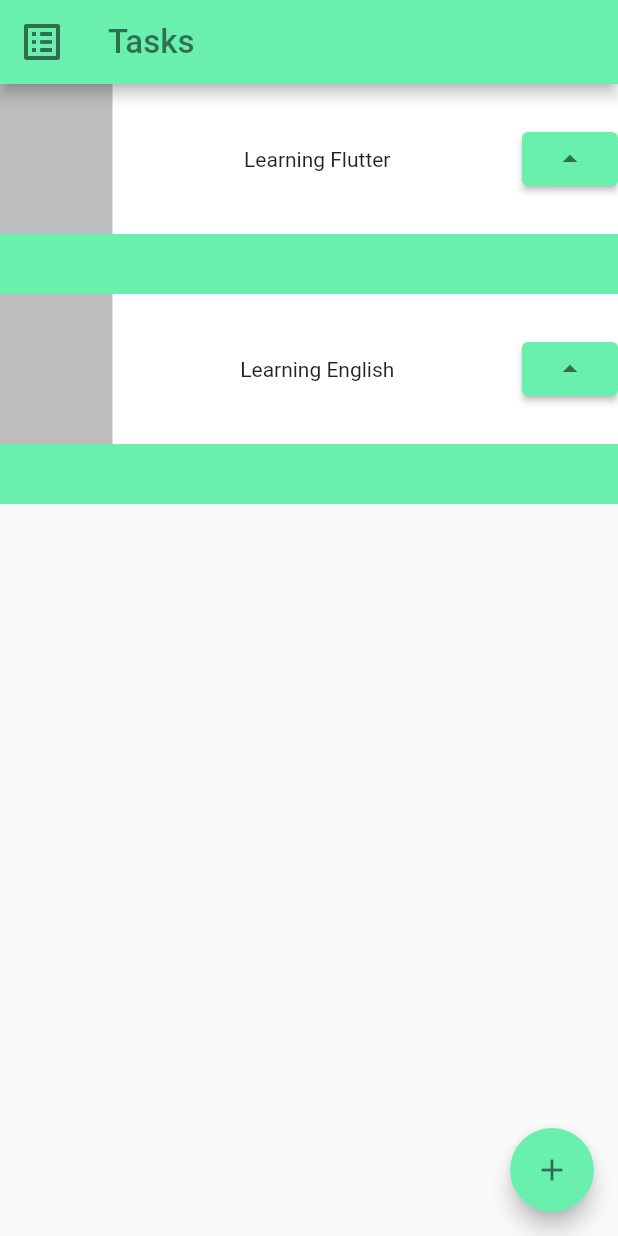
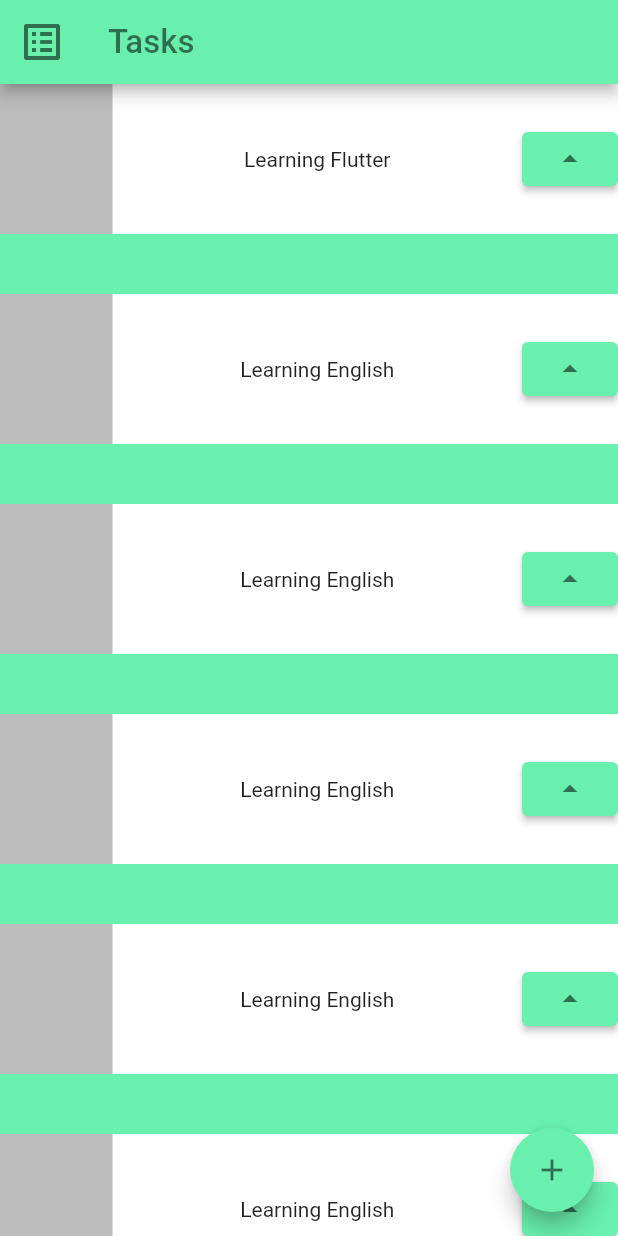
Before and after one commit to antoniolisboa/first_project, a Flutter app: the screen it shows after launch, on a phone screen of 412 x 824 dp. Run offline on Flutter 3.47's test engine with Material 2 defaults, Android fonts, the phone set to English and light mode, and no system bars.

Commit message:
[Project Task List] Conhecendo o Widget ListView e aplicando no projeto

```diff
--- a/lib/main.dart
+++ b/lib/main.dart
@@ -32,9 +32,13 @@ class MyApp extends StatelessWidget {
             ),
           ),
         ),
-        body: Column(
-          children: [
-            Task(taskName: 'Learning Flutter'),
+        body: ListView(
+          children: const [
+            Task(taskName: 'Learning Flutter',),
+            Task(taskName: 'Learning English',),
+            Task(taskName: 'Learning English',),
+            Task(taskName: 'Learning English',),
+            Task(taskName: 'Learning English',),
             Task(taskName: 'Learning English',),
           ],
         ),
```
